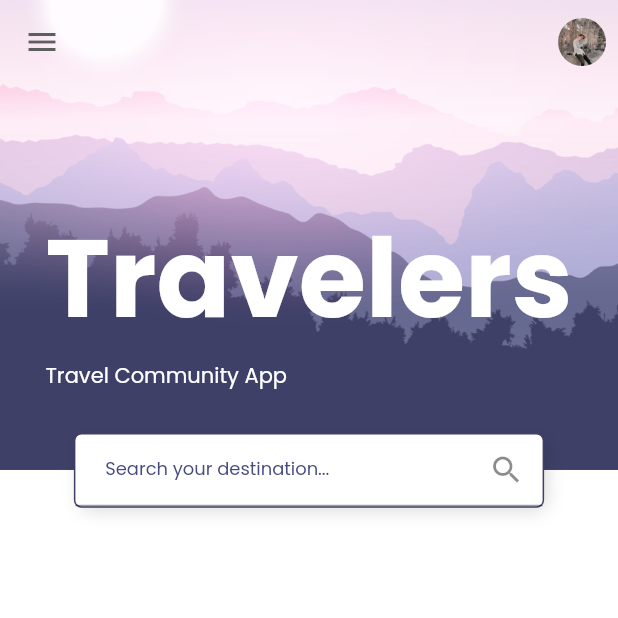
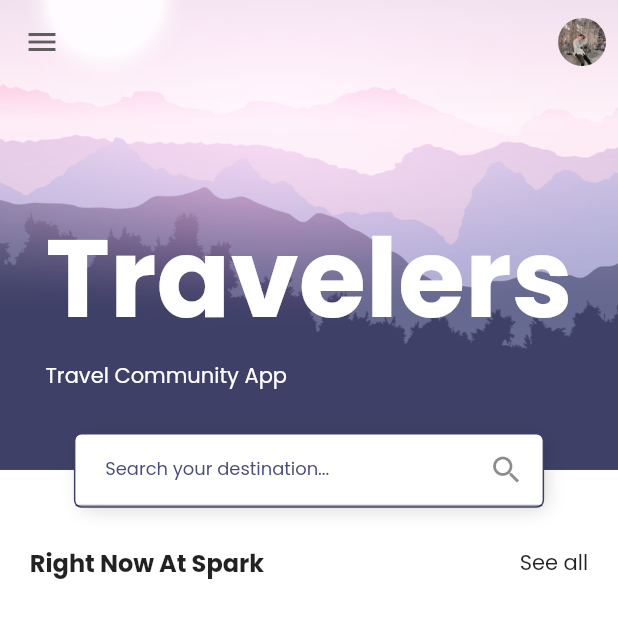
Before and after one commit to JARNBOY/TravelApp_Flutter, a Flutter app: the screen it shows after launch, on a phone screen of 412 x 824 dp. Shown: the top 618 px of the screen. Run offline on Flutter 3.47's test engine with Material 2 defaults, Android fonts, the phone set to English and light mode, and no system bars; our stand-ins replace google_fonts; missing offline and left inert: dart:js.

Commit message:
SectionTitle

```diff
--- a/lib/screens/home/components/body_home.dart
+++ b/lib/screens/home/components/body_home.dart
@@ -1,6 +1,7 @@
 import 'package:flutter/material.dart';
 import 'package:travelapp_flutter/constants.dart';
 import 'package:travelapp_flutter/screens/home/components/search_field.dart';
+import 'package:travelapp_flutter/screens/home/components/section_title.dart';
 import 'package:travelapp_flutter/size_config.dart';
 
 import 'home_header.dart';
@@ -13,6 +14,12 @@ class BodyHome extends StatelessWidget {
       child: Column(
         children: [
           HomeHeader(),
+          SizedBox(height: getProportionateScreenWidth(25)),
+          VerticalSpacing(),
+          SectionTitle(
+            title: "Right Now At Spark",
+            press: () {},
+          )
         ],
       ),
     );
--- /dev/null
+++ b/lib/screens/home/components/section_title.dart
@@ -0,0 +1,32 @@
+import 'package:flutter/material.dart';
+
+import '../../../constants.dart';
+import '../../../size_config.dart';
+
+class SectionTitle extends StatelessWidget {
+  const SectionTitle({
+    Key key,
+    @required this.title,
+    @required this.press,
+  }) : super(key: key);
+
+  final String title;
+  final GestureTapCallback press;
+  @override
+  Widget build(BuildContext context) {
+    return Padding(
+      padding: EdgeInsets.symmetric(
+          horizontal: getProportionateScreenWidth(kDefaultPadding)),
+      child: Row(
+        children: [
+          Text(
+            title,
+            style: TextStyle(fontSize: 16, fontWeight: FontWeight.bold),
+          ),
+          Spacer(),
+          GestureDetector(onTap: press, child: Text("See all"))
+        ],
+      ),
+    );
+  }
+}
```
